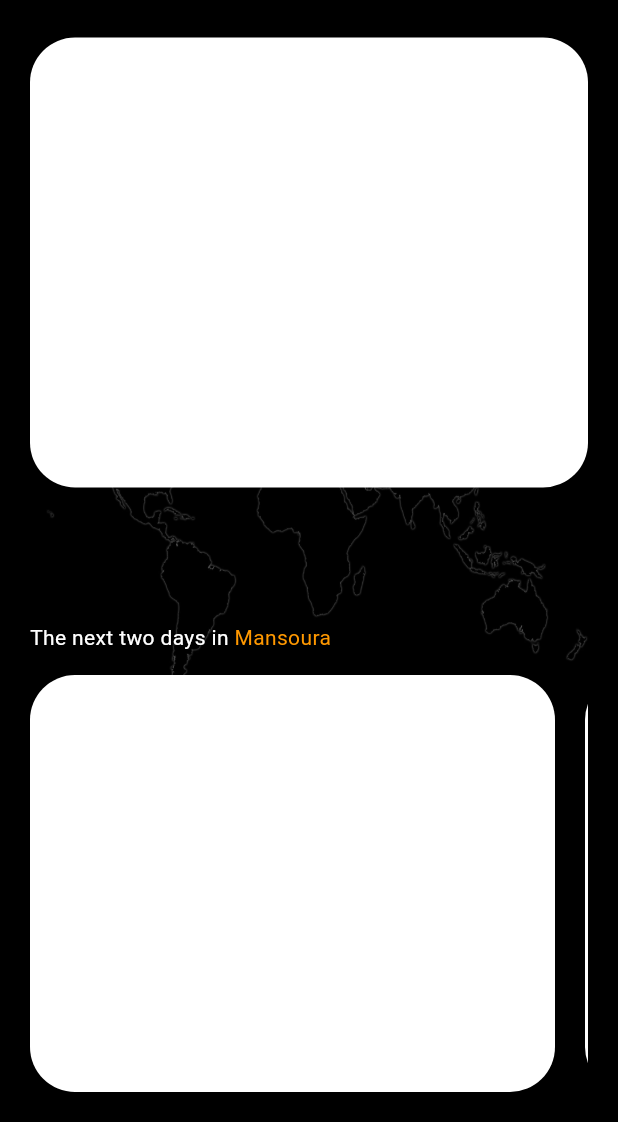
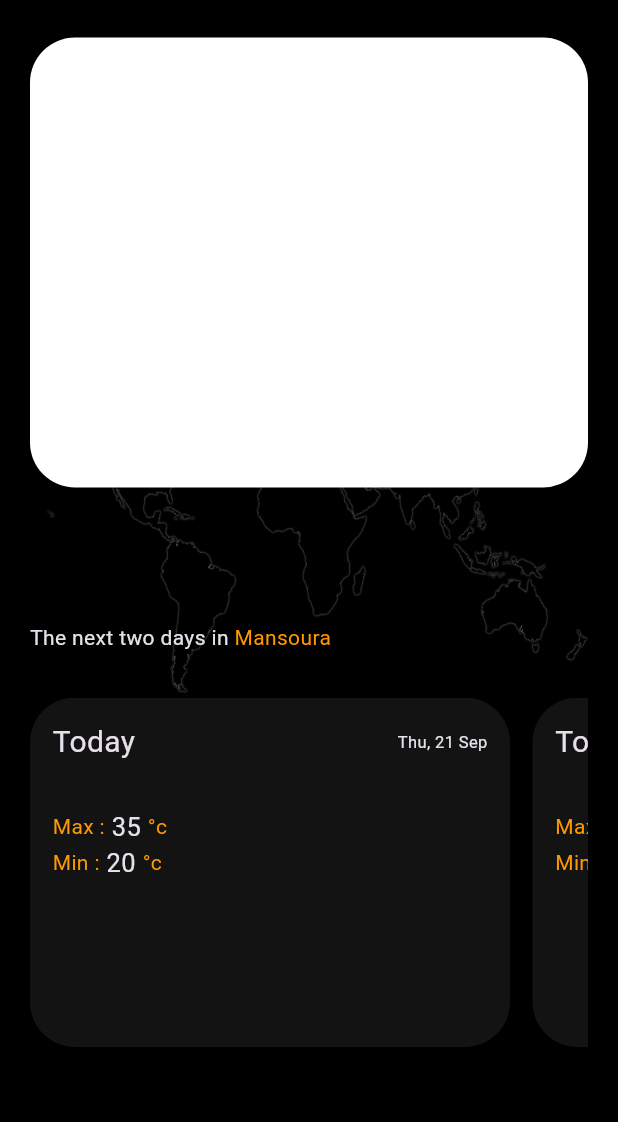
Before and after one commit to mohamed-elsankary/my_weather_app, a Flutter app: the screen it shows after launch, on a phone screen of 412 x 824 dp, the part 114-1236 px from its top. Run offline on Flutter 3.47's test engine with Material 3 defaults, Android fonts, the phone set to English and light mode, and no system bars; our stand-ins replace go_router, google_fonts; Roboto replaces fonts that are missing (Tektur).

Commit message:
create max and min weather

```diff
--- a/lib/features/home/home_view.dart
+++ b/lib/features/home/home_view.dart
@@ -31,7 +31,6 @@ class HomeView extends StatelessWidget {
                   'Start Search for city',
                   style: TextStyle(
                     fontSize: 25,
-                    color: Colors.white,
                   ),
                 ),
               )
--- a/lib/features/search/views/widgets/list_view_container.dart
+++ b/lib/features/search/views/widgets/list_view_container.dart
@@ -1,4 +1,5 @@
 import 'package:flutter/material.dart';
+import 'package:weather_app/features/search/views/widgets/max_min_weather.dart';
 
 class ListViewContainer extends StatelessWidget {
   const ListViewContainer({super.key});
@@ -10,12 +11,47 @@ class ListViewContainer extends StatelessWidget {
       itemCount: 2,
       scrollDirection: Axis.horizontal,
       itemBuilder: (context, index) => Padding(
-        padding: const EdgeInsets.only(right: 20),
+        padding: const EdgeInsets.only(right: 15),
         child: Container(
-          width: 350,
+          width: 320,
           decoration: BoxDecoration(
             borderRadius: BorderRadius.circular(30),
-            color: Colors.white,
+            color: const Color(0xff131313),
+          ),
+          child: const Padding(
+            padding: EdgeInsets.all(15),
+            child: Column(
+              children: [
+                Row(
+                  mainAxisAlignment: MainAxisAlignment.spaceBetween,
+                  children: [
+                    Text(
+                      'Today',
+                      style: TextStyle(
+                        fontSize: 20,
+                      ),
+                    ),
+                    Text(
+                      'Thu, 21 Sep',
+                      style: TextStyle(
+                        fontSize: 11,
+                      ),
+                    ),
+                  ],
+                ),
+                SizedBox(
+                  height: 30,
+                ),
+                MaxMinWeather(
+                  weather: 'Max',
+                  number: 35,
+                ),
+                MaxMinWeather(
+                  weather: 'Min',
+                  number: 20,
+                ),
+              ],
+            ),
           ),
         ),
       ),
--- /dev/null
+++ b/lib/features/search/views/widgets/max_min_weather.dart
@@ -0,0 +1,26 @@
+import 'package:flutter/material.dart';
+
+class MaxMinWeather extends StatelessWidget {
+  const MaxMinWeather({super.key, required this.number, required this.weather});
+  final int number;
+  final String weather;
+  @override
+  Widget build(BuildContext context) {
+    return Row(
+      children: [
+        Text(
+          '$weather :',
+          style: const TextStyle(color: Colors.orange),
+        ),
+        Text(
+          ' $number ',
+          style: const TextStyle(fontSize: 17),
+        ),
+        const Text(
+          '°c ',
+          style: TextStyle(color: Colors.orange),
+        ),
+      ],
+    );
+  }
+}
--- a/lib/features/search/views/widgets/search_details.dart
+++ b/lib/features/search/views/widgets/search_details.dart
@@ -1,9 +1,6 @@
-import 'package:flutter/cupertino.dart';
 import 'package:flutter/material.dart';
-import 'package:flutter/widgets.dart';
 import 'package:weather_app/constant.dart';
 import 'package:weather_app/features/search/views/widgets/list_view_container.dart';
-import 'package:weather_app/features/search/views/widgets/search_widget_list_view.dart';
 import 'package:weather_app/features/search/views/text_field_Search_view.dart';
 import 'package:weather_app/features/search/views/widgets/text_search_details.dart';
 import 'package:weather_app/features/search/views/widgets/todey_search_details.dart';
@@ -36,9 +33,12 @@ class SearchDetails extends StatelessWidget {
                     ),
                     TextSearchDetails(),
                     SizedBox(
-                      height: 15,
+                      height: 30,
                     ),
                     ListViewContainer(),
+                    SizedBox(
+                      height: 30,
+                    ),
                   ],
                 ),
               ),
--- a/lib/features/search/views/widgets/text_search_details.dart
+++ b/lib/features/search/views/widgets/text_search_details.dart
@@ -9,9 +9,7 @@ class TextSearchDetails extends StatelessWidget {
       children: [
         Text(
           'The next two days in ',
-          style: TextStyle(
-            color: Colors.white,
-          ),
+          style: TextStyle(),
         ),
         Text(
           'Mansoura',
--- a/lib/main.dart
+++ b/lib/main.dart
@@ -17,7 +17,7 @@ class WeatherApp extends StatelessWidget {
       debugShowCheckedModeBanner: false,
       theme: ThemeData.dark().copyWith(
         textTheme: GoogleFonts.tekturTextTheme(
-          Theme.of(context).textTheme,
+          ThemeData.dark().textTheme,
         ),
       ),
     );
```
